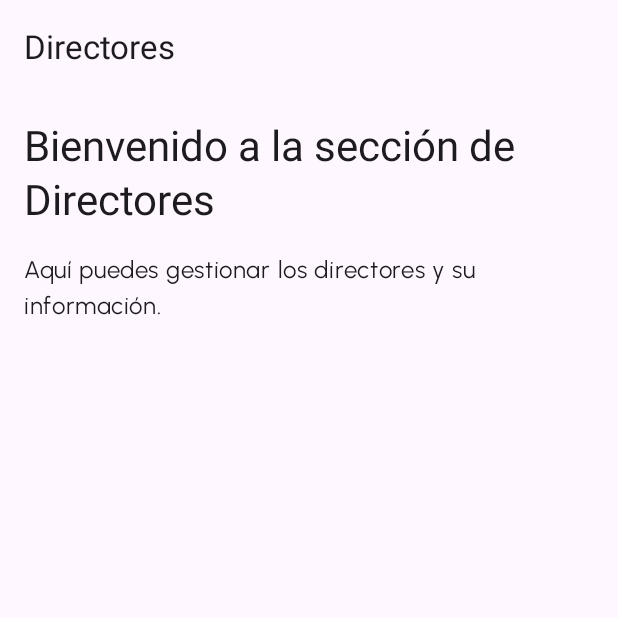
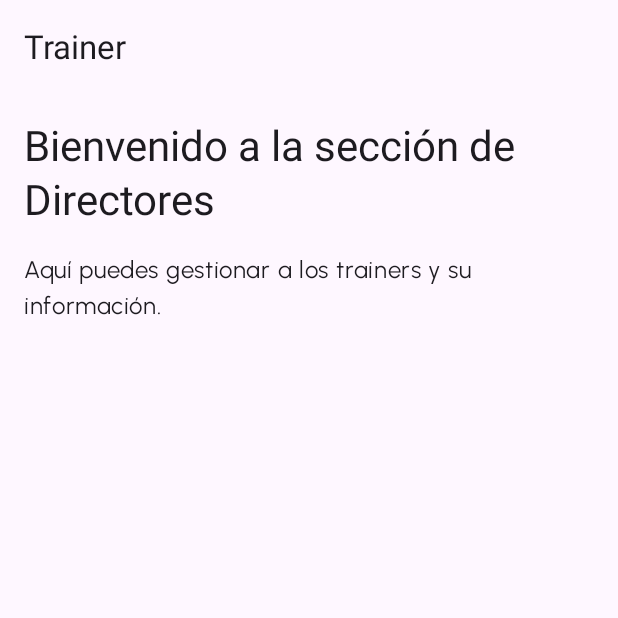
Before and after one commit to DavidCondoriAguilar/AndroidCompose, an Android app built with Jetpack Compose: the DirectoresActivity screen opened directly, with no data from a screen before it, on a phone screen of 412 x 824 dp, the top half of it. Run offline under Robolectric (Android 15) with nearby library versions, the phone set to English and light mode, and no system bars.

Commit message:
update name

```diff
--- a/app/src/main/java/com/davidchura/sistema1228/pages/DirectoresActivity.kt
+++ b/app/src/main/java/com/davidchura/sistema1228/pages/DirectoresActivity.kt
@@ -17,7 +17,7 @@ class DirectoresActivity : ComponentActivity() {
         setContent {
             Sistema1228Theme {
                 Scaffold(
-                    topBar = { TopAppBar(title = { Text("Directores") }) },
+                    topBar = { TopAppBar(title = { Text("Trainer") }) },
                     content = { innerPadding ->
                         DirectoresScreen(modifier = Modifier.padding(innerPadding))
                     }
@@ -36,6 +36,6 @@ fun DirectoresScreen(modifier: Modifier = Modifier) {
     ) {
         Text("Bienvenido a la sección de Directores", style = MaterialTheme.typography.headlineMedium)
         Spacer(modifier = Modifier.height(16.dp))
-        Text("Aquí puedes gestionar los directores y su información.")
+        Text("Aquí puedes gestionar a los trainers y su información.")
     }
 }
```
